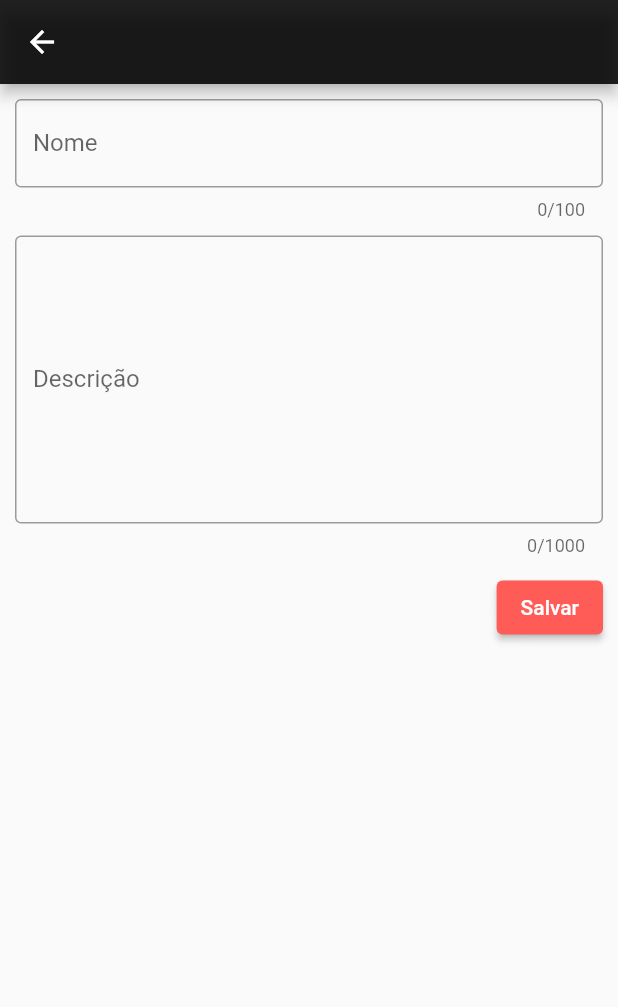
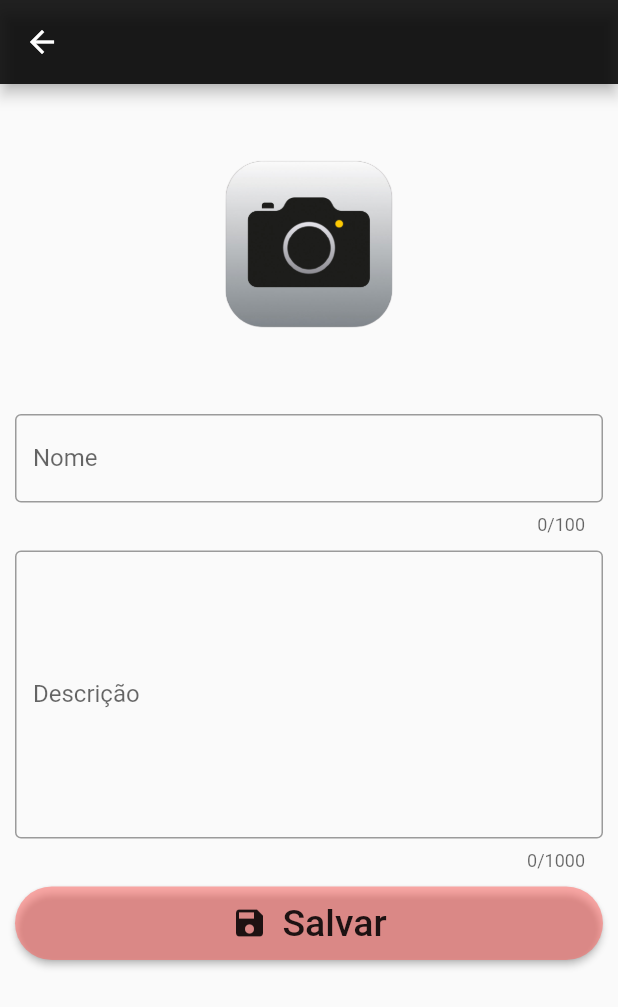
Before and after one commit to ThiagoBfim/meu_cronograma, a Flutter app: the CursoPage screen opened by its route, on a phone screen of 412 x 824 dp. Shown: the top 1007 px of the screen. Run offline on Flutter 3.47's test engine with Material 2 defaults, Android fonts, the phone set to English and light mode, and no system bars; our stand-ins replace flutter_mobx, flutter_modular, form_field_validator, image_picker, mobx; generated files the repository leaves out were written again.

Commit message:
feat: include curso image

```diff
--- a/lib/app/modules/curso/curso_form.dart
+++ b/lib/app/modules/curso/curso_form.dart
@@ -1,10 +1,14 @@
+
+import 'dart:io';
 
 import 'package:flutter/material.dart';
 import 'package:flutter_mobx/flutter_mobx.dart';
 import 'package:flutter_modular/flutter_modular.dart';
 import 'package:form_field_validator/form_field_validator.dart';
+import 'package:image_picker/image_picker.dart';
 import 'package:meu_cronograma/app/repositories/interfaces/curso_repository_interface.dart';
 
+import '../../app_widget.dart';
 import 'models/curso_model.dart';
 
 class CursoForm extends StatefulWidget {
@@ -22,6 +26,7 @@ class _CursoFormState extends State<CursoForm> {
 
   final CursoModel curso;
   final _formKey = GlobalKey<FormState>();
+  final picker = ImagePicker();
 
   _CursoFormState(this.curso);
 
@@ -42,6 +47,16 @@ class _CursoFormState extends State<CursoForm> {
           runSpacing: 10,
           children: <Widget>[
             Observer(
+              builder: (_) => Visibility(
+                  visible: curso.logoImage != null,
+                  child: GestureDetector(
+                      onTap: () => updateImage(),
+                      child: Center(
+                        child: Container(
+                            height: 200, width: 200, child: curso.logoImage),
+                      ))),
+            ),
+            Observer(
                 builder: (_) => TextFormField(
                   validator: nomeValidator(),
                   onChanged: updateNome,
@@ -61,7 +76,13 @@ class _CursoFormState extends State<CursoForm> {
                   maxLines: 8,
                   maxLength: 1000,
                 )),
-            ElevatedButton(
+            Center(
+              child: SizedBox(
+                width: double.infinity,
+                child: MaterialButton(
+                    color: AppWidget.color[400],
+                    shape: new RoundedRectangleBorder(
+                        borderRadius: new BorderRadius.circular(30.0)),
                     onPressed: () {
                       if (_formKey.currentState.validate()) {
                         _repository.save(curso);
@@ -69,11 +90,34 @@ class _CursoFormState extends State<CursoForm> {
                             .pushNamedAndRemoveUntil("/", (_) => false);
                       }
                     },
-                child: Text('Salvar'))
+                    child: Padding(
+                      padding: const EdgeInsets.all(10.0),
+                      child: Row(
+                        mainAxisAlignment: MainAxisAlignment.center,
+                        crossAxisAlignment: CrossAxisAlignment.center,
+                        children: [
+                          Icon(Icons.save),
+                          SizedBox(width: 10),
+                          Text(
+                            'Salvar',
+                            style: TextStyle(fontSize: 25.0),
+                          ),
+                        ],
+                      ),
+                    )),
+              ),
+            )
           ],
         ),
       ),
     );
+  }
+
+  void updateImage() async {
+    final pickedFile = await picker.getImage(source: ImageSource.gallery);
+    if (pickedFile != null) {
+      curso.setLogoImage(Image.file(File(pickedFile.path)));
+    }
   }
 
   void updateNome(nome) {
--- a/pubspec.yaml
+++ b/pubspec.yaml
@@ -41,7 +41,7 @@ dependencies:
     sdk: flutter
 
   form_field_validator: 1.0.1
-
+  image_picker: 0.6.7+12
   # The following adds the Cupertino Icons font to your application.
   # Use with the CupertinoIcons class for iOS style icons.
 
```
Also changed, not shown: lib/app/modules/curso/models/curso_model.dart (+9 -0 lines), assets/images/camera-empty.png (added), lib/app/modules/curso/models/curso_model.g.dart, pubspec.lock, 2 other files. Lines whose indentation alone changed are shown as unchanged.
